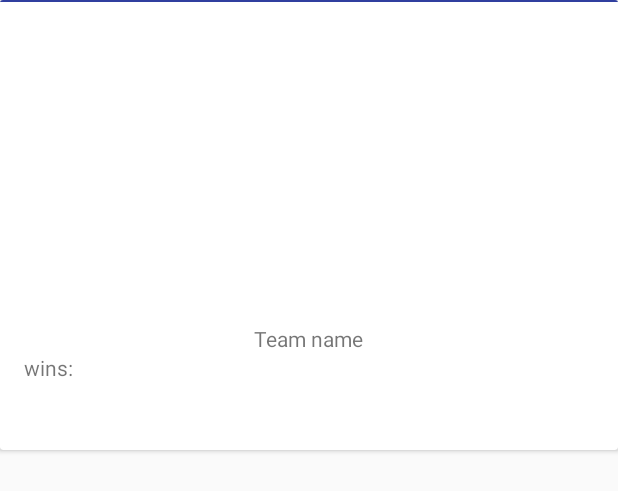
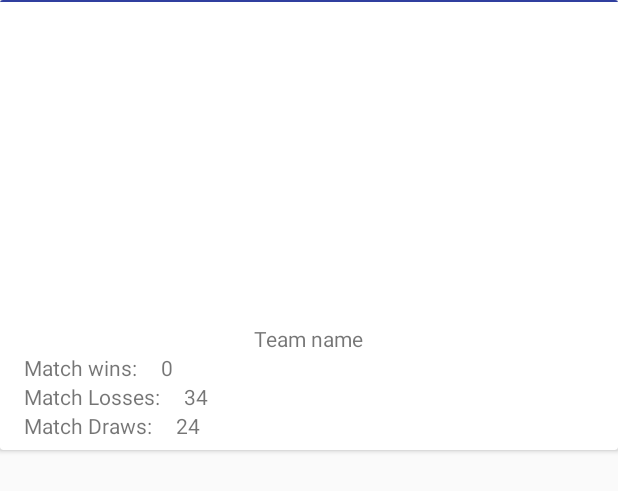
Before and after one commit to LinkEdgar/Overwatch-League, an Android app: the layout team_container.xml on its own in the app's theme, with its tools: preview values and no code run, on a phone screen of 412 x 824 dp. Shown: the top 491 px of the screen. Run offline under Robolectric (Android 15) with nearby library versions, the phone set to English and light mode, and no system bars.

Commit message:
Team stats are now added to the DB

```diff
--- a/app/build.gradle
+++ b/app/build.gradle
@@ -35,7 +35,7 @@ dependencies {
     implementation 'com.android.support:support-annotations:27.1.1'
     implementation 'com.android.support:cardview-v7:26.1.0'
     implementation fileTree(dir: 'libs', include: ['*.jar'])
-    implementation "org.jetbrains.kotlin:kotlin-stdlib-jre7:$kotlin_version"
+    implementation "org.jetbrains.kotlin:kotlin-stdlib-jdk7:$kotlin_version"
     implementation 'com.android.support:appcompat-v7:26.1.0'
     implementation 'com.android.support.constraint:constraint-layout:1.1.3'
     testImplementation 'junit:junit:4.12'
--- a/app/src/main/java/com/example/enduser/overwatchleague/ApiDataRetriever.kt
+++ b/app/src/main/java/com/example/enduser/overwatchleague/ApiDataRetriever.kt
@@ -51,7 +51,9 @@ class ApiDataRetriever(var mCallback: RepositoryCallback): Callback{
         val teamImage = childJson.get("logo").toString()
         val teamPrimaryColor = "#"+childJson.get("primaryColor").toString()
         val teamSecondaryColor = "#"+childJson.get("secondaryColor").toString()
+        val teamId = childJson.get("id").toString()
         val overwatchTeam = OverwatchTeam(teamName, teamImage, teamPrimaryColor, teamSecondaryColor)
+        overwatchTeam.teamId = teamId
         mData.add(overwatchTeam)
     }
 
--- a/app/src/main/java/com/example/enduser/overwatchleague/OverwatchTeamProvider.java
+++ b/app/src/main/java/com/example/enduser/overwatchleague/OverwatchTeamProvider.java
@@ -32,7 +32,6 @@ public class OverwatchTeamProvider extends ContentProvider{
     public Cursor query(@NonNull Uri uri, @Nullable String[] projection, @Nullable String selection, @Nullable String[] selectionArgs, @Nullable String sortOrder) {
         SQLiteDatabase database = mHelper.getReadableDatabase();
         Cursor cursor = null;
-        Log.e("uri to query", "--> " + uri);
         int match = sUriMatcher.match(uri);
         switch (match){
             case OV_TEAM:
@@ -80,7 +79,6 @@ public class OverwatchTeamProvider extends ContentProvider{
         switch(sUriMatcher.match(uri)){
             case OV_TEAM_SPECIFIC:
                 String name = uri.getLastPathSegment();
-                Log.e("delete team", "--> "+name);
                 count = database.delete(OverwatchDbContract.TeamEntry.TABLE_NAME,
                         OverwatchDbContract.TeamEntry.COLUMN_NAME_TEAM_NAME + " = " +name,
                         null);
--- a/app/src/main/java/com/example/enduser/overwatchleague/QueryPresenter.kt
+++ b/app/src/main/java/com/example/enduser/overwatchleague/QueryPresenter.kt
@@ -23,8 +23,6 @@ class QueryPresenter(var context:Context, var mView: QueryContract.View): QueryC
     }
 
     override fun onSubmitQuery(query: String) {
-
-
         if(query.toLowerCase() == "show all")
             mView.updateUi(mCacheData)
         else{
@@ -53,15 +51,15 @@ class QueryPresenter(var context:Context, var mView: QueryContract.View): QueryC
     }
 
     override fun onSubCheckBoxClicked(position: Int, team: OverwatchTeam) {
-
         val loadDbIntent = Intent(context, UpdateTeamService::class.java)
         if(team.isSubbed){
             //add to db
             loadDbIntent.action = insert_db_action
-            Log.e("team to upload", "name --> ${team.teamName} , icon --> ${team.teamIcon} , primaryColor --> ${team.teamPrimaryColor}")
             loadDbIntent.putExtra(parcelableTeam, team)
         }else{
             //delete from db
+            team.isSubbed = false
+            loadDbIntent.action = delete_db_entry
             val query = "'"+ team.teamName + "'"
             loadDbIntent.putExtra(delete_db_entry, query)
         }
--- a/app/src/main/res/layout/team_container.xml
+++ b/app/src/main/res/layout/team_container.xml
@@ -24,10 +24,53 @@
             android:layout_height="wrap_content" />
 
         <TextView
-            android:id="@+id/tv_team_wins"
+            android:text="@string/match_wins"
+            android:id="@+id/tv_match_wins"
             android:layout_marginLeft="@dimen/horizontal_margin"
             android:layout_below="@+id/tv_team_name"
-            tools:text="wins:"
+            android:layout_width="wrap_content"
+            android:layout_height="wrap_content" />
+
+        <TextView
+            android:layout_marginLeft="@dimen/horizontal_margin"
+            tools:text="0"
+            android:layout_below="@+id/tv_team_name"
+            android:layout_toRightOf="@+id/tv_match_wins"
+            android:id="@+id/tv_team_win"
+            android:layout_width="wrap_content"
+            android:layout_height="wrap_content" />
+
+        <TextView
+            android:text="@string/match_loss"
+            android:layout_marginLeft="@dimen/horizontal_margin"
+            android:layout_below="@+id/tv_match_wins"
+            android:id="@+id/tv_match_loss"
+            android:layout_width="wrap_content"
+            android:layout_height="wrap_content" />
+
+        <TextView
+            tools:text="34"
+            android:layout_below="@+id/tv_match_wins"
+            android:layout_marginLeft="@dimen/horizontal_margin"
+            android:layout_toRightOf="@+id/tv_match_loss"
+            android:id="@+id/tv_team_loss"
+            android:layout_width="wrap_content"
+            android:layout_height="wrap_content" />
+
+        <TextView
+            android:text="@string/match_draw"
+            android:layout_marginLeft="@dimen/horizontal_margin"
+            android:layout_below="@+id/tv_match_loss"
+            android:id="@+id/tv_match_draw"
+            android:layout_width="wrap_content"
+            android:layout_height="wrap_content" />
+
+        <TextView
+            tools:text="24"
+            android:layout_marginLeft="@dimen/horizontal_margin"
+            android:layout_toRightOf="@+id/tv_match_draw"
+            android:layout_below="@+id/tv_match_loss"
+            android:id="@+id/tv_team_draw"
             android:layout_width="wrap_content"
             android:layout_height="wrap_content" />
 
--- a/app/src/main/res/values/strings.xml
+++ b/app/src/main/res/values/strings.xml
@@ -4,4 +4,13 @@
     <string name="detail_button">Stats</string>
     <string name="subscribe_button">Subscribe</string>
     <string name="query_hint">For all teams type show all</string>
+
+    <string name="match_wins">Match wins:</string>
+    <string name="match_loss">Match Losses:</string>
+    <string name="match_draw">Match Draws:</string>
+
+    <string name="game_wins">Game wins:</string>
+    <string name="game_loss">Game losses:</string>
+    <string name="game_tie">Game draws:</string>
+
 </resources>
--- a/build.gradle
+++ b/build.gradle
@@ -1,14 +1,14 @@
 // Top-level build file where you can add configuration options common to all sub-projects/modules.
 
 buildscript {
-    ext.kotlin_version = '1.1.51'
+    ext.kotlin_version = '1.3.21'
     repositories {
         google()
         jcenter()
         mavenCentral()
     }
     dependencies {
-        classpath 'com.android.tools.build:gradle:3.0.1'
+        classpath 'com.android.tools.build:gradle:3.3.2'
         classpath "org.jetbrains.kotlin:kotlin-gradle-plugin:$kotlin_version"
 
         // NOTE: Do not place your application dependencies here; they belong
```
Also changed, not shown: app/src/main/java/com/example/enduser/overwatchleague/DetailDataRetriever.kt (added, +54 -0 lines), app/src/main/java/com/example/enduser/overwatchleague/MainActivity.kt (+0 -28 lines), app/src/main/java/com/example/enduser/overwatchleague/OverwatchDBHelper.java (+6 -1 lines), app/src/main/java/com/example/enduser/overwatchleague/OverwatchDbContract.java (+6 -1 lines), app/src/main/java/com/example/enduser/overwatchleague/OverwatchTeam.kt (+19 -2 lines), app/src/main/java/com/example/enduser/overwatchleague/SubscribePresenter.kt (+14 -1 lines), app/src/main/java/com/example/enduser/overwatchleague/SubscribedAdapter.kt (+6 -1 lines), app/src/main/java/com/example/enduser/overwatchleague/UpdateTeamService.kt (+34 -9 lines), gradle/wrapper/gradle-wrapper.properties.
